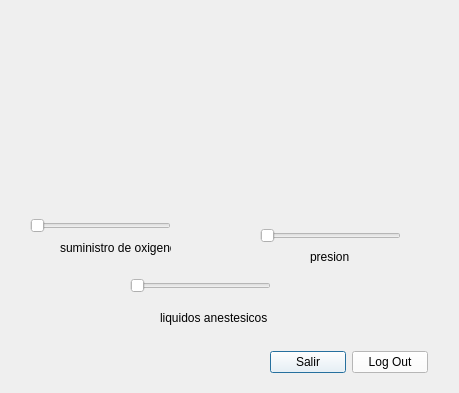
Qt form anestesia.ui (Karly19tarazonac/proyecto_final_info_II) before a commit.
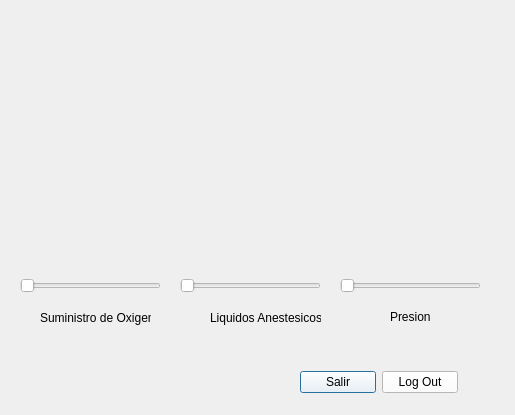
The same form after that commit.

Patch:
```diff
--- a/anestesia.ui
+++ b/anestesia.ui
@@ -6,8 +6,8 @@
    <rect>
     <x>0</x>
     <y>0</y>
-    <width>459</width>
-    <height>393</height>
+    <width>515</width>
+    <height>415</height>
    </rect>
   </property>
   <property name="windowTitle">
@@ -19,8 +19,8 @@
   <widget class="QSlider" name="oxigeno">
    <property name="geometry">
     <rect>
-     <x>30</x>
-     <y>210</y>
+     <x>20</x>
+     <y>270</y>
      <width>141</width>
      <height>31</height>
     </rect>
@@ -177,7 +177,7 @@
   <widget class="QSlider" name="anset">
    <property name="geometry">
     <rect>
-     <x>130</x>
+     <x>180</x>
      <y>270</y>
      <width>141</width>
      <height>31</height>
@@ -335,8 +335,8 @@
   <widget class="QSlider" name="presion">
    <property name="geometry">
     <rect>
-     <x>260</x>
-     <y>220</y>
+     <x>340</x>
+     <y>270</y>
      <width>141</width>
      <height>31</height>
     </rect>
@@ -496,40 +496,40 @@
   <widget class="QLabel" name="label">
    <property name="geometry">
     <rect>
-     <x>60</x>
-     <y>240</y>
+     <x>40</x>
+     <y>310</y>
      <width>111</width>
      <height>16</height>
     </rect>
    </property>
    <property name="text">
-    <string>suministro de oxigeno</string>
+    <string>Suministro de Oxigeno</string>
    </property>
   </widget>
   <widget class="QLabel" name="label_3">
    <property name="geometry">
     <rect>
-     <x>310</x>
-     <y>250</y>
+     <x>390</x>
+     <y>310</y>
      <width>47</width>
      <height>13</height>
     </rect>
    </property>
    <property name="text">
-    <string>presion</string>
+    <string>Presion</string>
    </property>
   </widget>
   <widget class="QLabel" name="label_4">
    <property name="geometry">
     <rect>
-     <x>160</x>
+     <x>210</x>
      <y>310</y>
      <width>111</width>
      <height>16</height>
     </rect>
    </property>
    <property name="text">
-    <string>liquidos anestesicos</string>
+    <string>Liquidos Anestesicos</string>
    </property>
   </widget>
   <widget class="QWidget" name="verticalLayoutWidget">
@@ -537,8 +537,8 @@
     <rect>
      <x>30</x>
      <y>20</y>
-     <width>391</width>
-     <height>161</height>
+     <width>451</width>
+     <height>231</height>
     </rect>
    </property>
    <layout class="QVBoxLayout" name="verticalLayout"/>
@@ -546,8 +546,8 @@
   <widget class="QWidget" name="layoutWidget">
    <property name="geometry">
     <rect>
-     <x>270</x>
-     <y>350</y>
+     <x>300</x>
+     <y>370</y>
      <width>158</width>
      <height>25</height>
     </rect>
```
